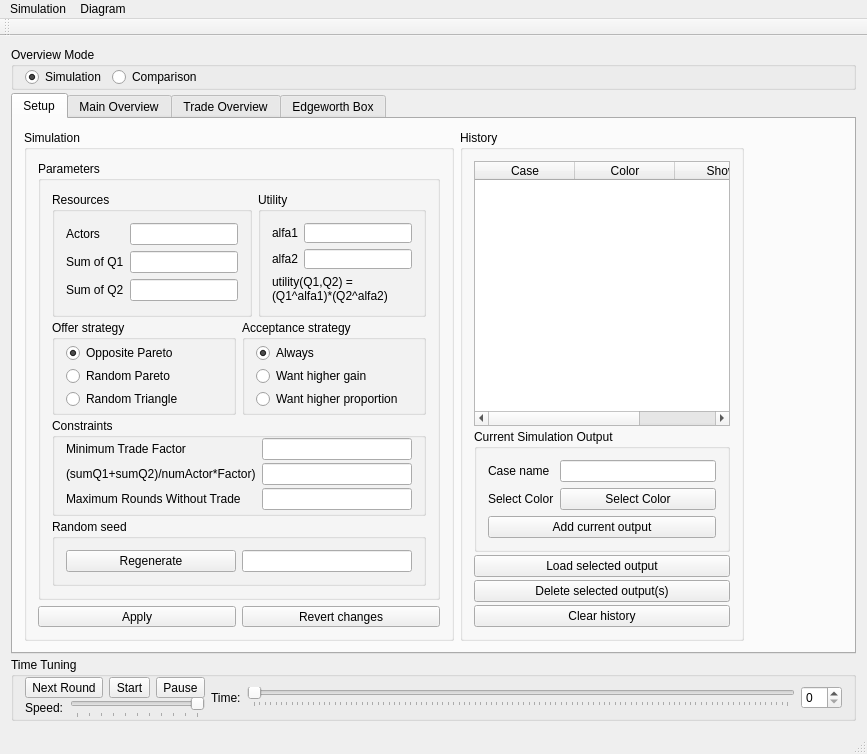
kottalovag/marketplayer, file code/app/MarketPlayer/mainwindow.ui: the form before one commit.
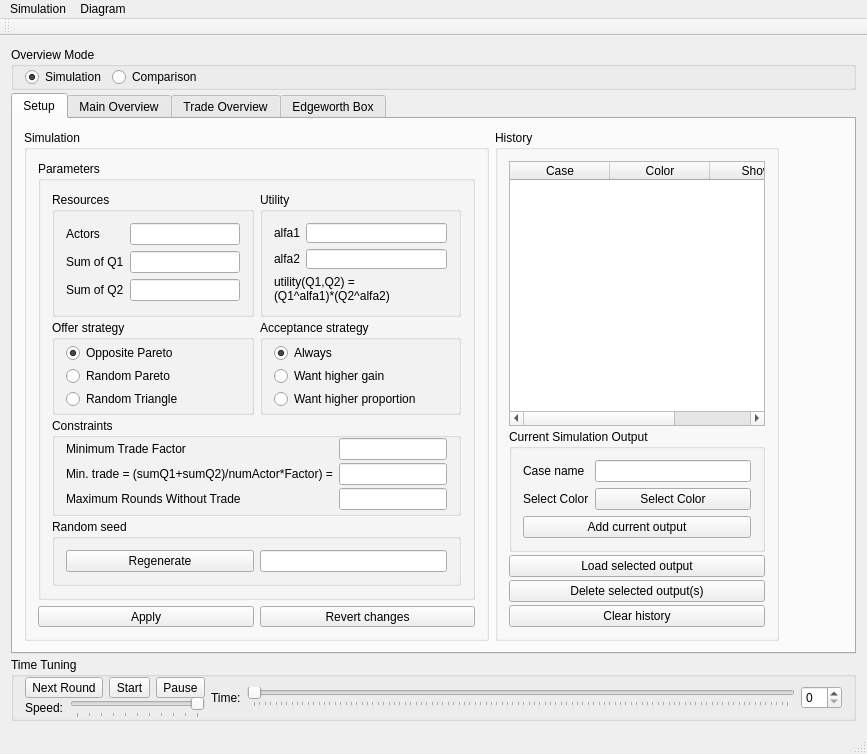
The form after the commit. Custom widgets are drawn as their Qt base class.

Commit message: Minor UI update: Min trade label

```diff
--- a/code/app/MarketPlayer/mainwindow.ui
+++ b/code/app/MarketPlayer/mainwindow.ui
@@ -411,7 +411,7 @@
                  <item row="1" column="0">
                   <widget class="QLabel" name="minimumSumTradeLabel">
                    <property name="text">
-                    <string>(sumQ1+sumQ2)/numActor*Factor)</string>
+                    <string>Min. trade = (sumQ1+sumQ2)/numActor*Factor) =</string>
                    </property>
                   </widget>
                  </item>
```
